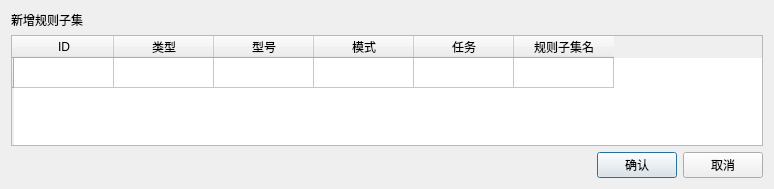
Above: Rule-design/uisrc/addsqltable.ui from zhyhouyuan/Project before the change. Below: the same form after it.
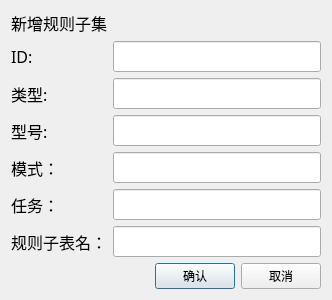
That is the form after the change.

Patch:
```diff
--- a/Rule-design/uisrc/addsqltable.ui
+++ b/Rule-design/uisrc/addsqltable.ui
@@ -6,78 +6,195 @@
    <rect>
     <x>0</x>
     <y>0</y>
-    <width>774</width>
-    <height>189</height>
+    <width>332</width>
+    <height>291</height>
    </rect>
   </property>
   <property name="windowTitle">
    <string>Dialog</string>
   </property>
+  <layout class="QGridLayout" name="gridLayout_2">
+   <item row="1" column="0">
   <layout class="QGridLayout" name="gridLayout">
    <item row="0" column="0">
-    <widget class="QLabel" name="label">
+      <widget class="QLabel" name="label_2">
+       <property name="font">
+        <font>
+         <family>Microsoft YaHei</family>
+         <pointsize>12</pointsize>
+         <weight>50</weight>
+         <italic>false</italic>
+         <bold>false</bold>
+        </font>
+       </property>
      <property name="styleSheet">
-      <string notr="true">font: 12pt &quot;宋体&quot;;</string>
+        <string notr="true">font: 12pt &quot;Microsoft YaHei&quot;;</string>
      </property>
      <property name="text">
-      <string>新增规则子集</string>
+        <string>ID:</string>
      </property>
     </widget>
    </item>
-   <item row="1" column="0" colspan="4">
-    <widget class="QTableWidget" name="tableWidget">
-     <attribute name="horizontalHeaderStretchLastSection">
-      <bool>false</bool>
-     </attribute>
-     <attribute name="verticalHeaderStretchLastSection">
-      <bool>false</bool>
-     </attribute>
-     <row>
-      <property name="text">
-       <string/>
-      </property>
-     </row>
-     <column>
-      <property name="text">
-       <string>ID</string>
-      </property>
-     </column>
-     <column>
-      <property name="text">
-       <string>类型</string>
-      </property>
-     </column>
-     <column>
+     <item row="0" column="1">
+      <widget class="QLineEdit" name="lineEdit">
+       <property name="font">
+        <font>
+         <family>宋体</family>
+         <pointsize>12</pointsize>
+        </font>
+       </property>
+      </widget>
+     </item>
+     <item row="1" column="0">
+      <widget class="QLabel" name="label_3">
+       <property name="font">
+        <font>
+         <family>Microsoft YaHei</family>
+         <pointsize>12</pointsize>
+         <weight>50</weight>
+         <italic>false</italic>
+         <bold>false</bold>
+        </font>
+       </property>
+       <property name="styleSheet">
+        <string notr="true">font: 12pt &quot;Microsoft YaHei&quot;;</string>
+       </property>
       <property name="text">
-       <string>型号</string>
-      </property>
-     </column>
-     <column>
-      <property name="text">
-       <string>模式</string>
-      </property>
-     </column>
-     <column>
-      <property name="text">
-       <string>任务</string>
-      </property>
-     </column>
-     <column>
-      <property name="text">
-       <string>规则子集名</string>
-      </property>
-     </column>
-     <item row="0" column="0">
+        <string>类型:</string>
+       </property>
+      </widget>
+     </item>
+     <item row="1" column="1">
+      <widget class="QLineEdit" name="lineEdit_1">
+       <property name="font">
+        <font>
+         <family>宋体</family>
+         <pointsize>12</pointsize>
+        </font>
+       </property>
+      </widget>
+     </item>
+     <item row="2" column="0">
+      <widget class="QLabel" name="label_5">
+       <property name="font">
+        <font>
+         <family>Microsoft YaHei</family>
+         <pointsize>12</pointsize>
+         <weight>50</weight>
+         <italic>false</italic>
+         <bold>false</bold>
+        </font>
+       </property>
+       <property name="styleSheet">
+        <string notr="true">font: 12pt &quot;Microsoft YaHei&quot;;</string>
+       </property>
       <property name="text">
-       <string/>
-      </property>
-      <property name="flags">
-       <set>ItemIsSelectable|ItemIsEditable|ItemIsDragEnabled|ItemIsUserCheckable|ItemIsEnabled</set>
-      </property>
-     </item>
+        <string>型号:</string>
+       </property>
     </widget>
    </item>
    <item row="2" column="1">
+      <widget class="QLineEdit" name="lineEdit_2">
+       <property name="font">
+        <font>
+         <family>宋体</family>
+         <pointsize>12</pointsize>
+        </font>
+       </property>
+      </widget>
+     </item>
+     <item row="3" column="0">
+      <widget class="QLabel" name="label_4">
+       <property name="font">
+        <font>
+         <family>Microsoft YaHei</family>
+         <pointsize>12</pointsize>
+         <weight>50</weight>
+         <italic>false</italic>
+         <bold>false</bold>
+        </font>
+       </property>
+       <property name="styleSheet">
+        <string notr="true">font: 12pt &quot;Microsoft YaHei&quot;;</string>
+       </property>
+       <property name="text">
+        <string>模式：</string>
+       </property>
+      </widget>
+     </item>
+     <item row="3" column="1">
+      <widget class="QLineEdit" name="lineEdit_3">
+       <property name="font">
+        <font>
+         <family>宋体</family>
+         <pointsize>12</pointsize>
+        </font>
+       </property>
+      </widget>
+     </item>
+     <item row="4" column="0">
+      <widget class="QLabel" name="label_6">
+       <property name="font">
+        <font>
+         <family>Microsoft YaHei</family>
+         <pointsize>12</pointsize>
+         <weight>50</weight>
+         <italic>false</italic>
+         <bold>false</bold>
+        </font>
+       </property>
+       <property name="styleSheet">
+        <string notr="true">font: 12pt &quot;Microsoft YaHei&quot;;</string>
+       </property>
+       <property name="text">
+        <string>任务：</string>
+       </property>
+      </widget>
+     </item>
+     <item row="4" column="1">
+      <widget class="QLineEdit" name="lineEdit_4">
+       <property name="font">
+        <font>
+         <family>宋体</family>
+         <pointsize>12</pointsize>
+        </font>
+       </property>
+      </widget>
+     </item>
+     <item row="5" column="0">
+      <widget class="QLabel" name="label_7">
+       <property name="font">
+        <font>
+         <family>Microsoft YaHei</family>
+         <pointsize>12</pointsize>
+         <weight>50</weight>
+         <italic>false</italic>
+         <bold>false</bold>
+        </font>
+       </property>
+       <property name="styleSheet">
+        <string notr="true">font: 12pt &quot;Microsoft YaHei&quot;;</string>
+       </property>
+       <property name="text">
+        <string>规则子表名：</string>
+       </property>
+      </widget>
+     </item>
+     <item row="5" column="1">
+      <widget class="QLineEdit" name="lineEdit_5">
+       <property name="font">
+        <font>
+         <family>宋体</family>
+         <pointsize>12</pointsize>
+        </font>
+       </property>
+      </widget>
+     </item>
+    </layout>
+   </item>
+   <item row="2" column="0">
+    <layout class="QHBoxLayout" name="horizontalLayout" stretch="0,1,0">
+     <item>
     <spacer name="horizontalSpacer">
      <property name="orientation">
       <enum>Qt::Horizontal</enum>
@@ -90,17 +207,44 @@
      </property>
     </spacer>
    </item>
-   <item row="2" column="2">
+     <item>
     <widget class="QPushButton" name="pushButton_0">
+       <property name="styleSheet">
+        <string notr="true">font: 10pt &quot;Microsoft YaHei&quot;;</string>
+       </property>
      <property name="text">
       <string>确认</string>
      </property>
     </widget>
    </item>
-   <item row="2" column="3">
+     <item>
     <widget class="QPushButton" name="pushButton_1">
+       <property name="styleSheet">
+        <string notr="true">font: 10pt &quot;Microsoft YaHei&quot;;</string>
+       </property>
      <property name="text">
       <string>取消</string>
+       </property>
+      </widget>
+     </item>
+    </layout>
+   </item>
+   <item row="0" column="0">
+    <widget class="QLabel" name="label">
+     <property name="font">
+      <font>
+       <family>Microsoft YaHei</family>
+       <pointsize>12</pointsize>
+       <weight>50</weight>
+       <italic>false</italic>
+       <bold>false</bold>
+      </font>
+     </property>
+     <property name="styleSheet">
+      <string notr="true">font: 12pt &quot;Microsoft YaHei&quot;;</string>
+     </property>
+     <property name="text">
+      <string>新增规则子集</string>
      </property>
     </widget>
    </item>
```
Lines whose indentation alone changed are shown as unchanged.
